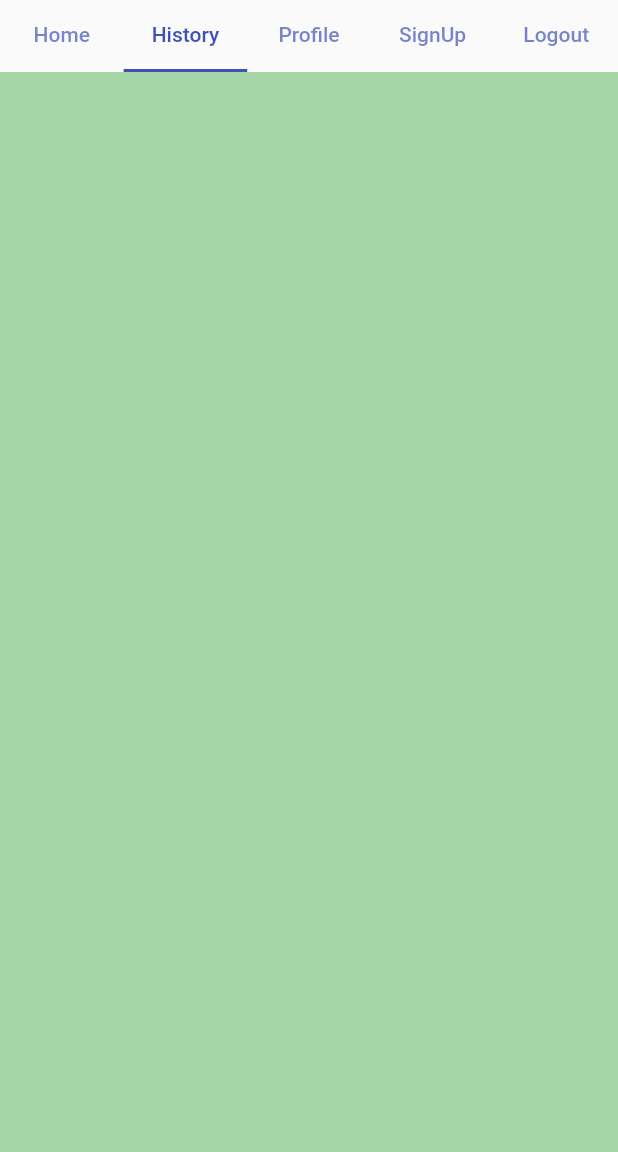
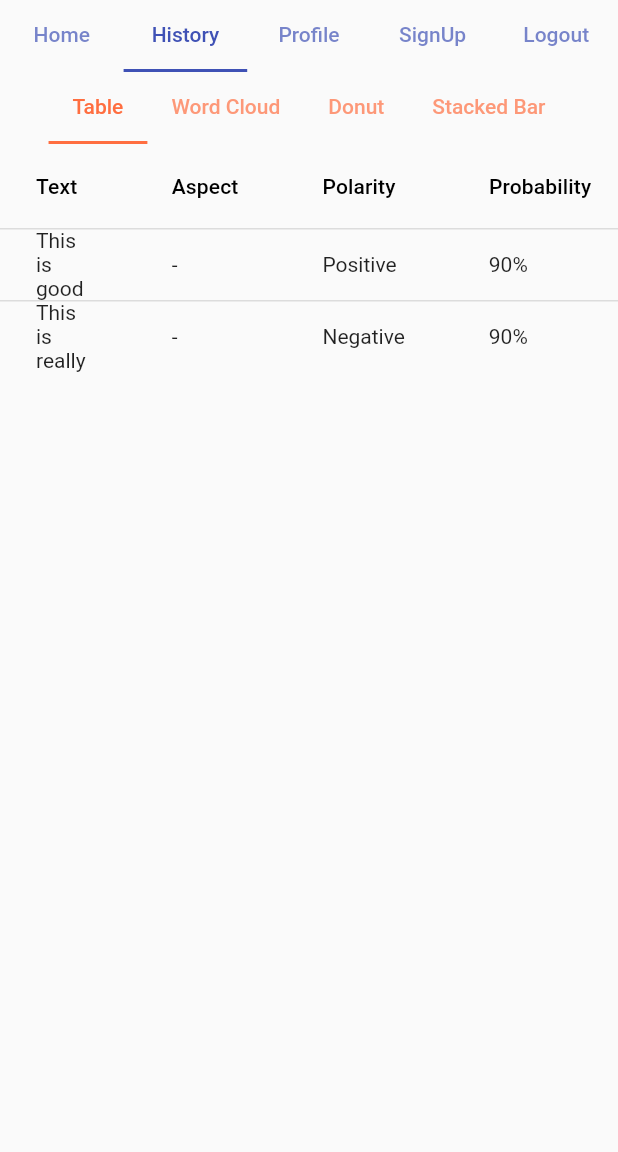
Before and after one commit to KhornSokheng/customer-feedback-analysis, a Flutter app: the screen it shows after launch, tab 2 chosen, on a phone screen of 412 x 824 dp, the part 84-1236 px from its top. Run offline on Flutter 3.47's test engine with Material 2 defaults, Android fonts, the phone set to English and light mode, and no system bars.

Commit message:
create result launcher component, add data table

```diff
--- a/lib/pages/history/history.dart
+++ b/lib/pages/history/history.dart
@@ -1,3 +1,4 @@
+import 'package:customer_feedback_analysis/widgets/result_widget/result_launcher.dart';
 import 'package:flutter/material.dart';
 
 class History extends StatefulWidget {
@@ -10,8 +11,6 @@ class History extends StatefulWidget {
 class _HistoryState extends State<History> {
   @override
   Widget build(BuildContext context) {
-    return Container(
-      color: Colors.green[200]
-    );
+    return ResultLauncher();
   }
 }
--- /dev/null
+++ b/lib/widgets/result_widget/donut.dart
@@ -0,0 +1,15 @@
+import 'package:flutter/cupertino.dart';
+
+class Donut extends StatefulWidget {
+  const Donut({Key? key}) : super(key: key);
+
+  @override
+  State<Donut> createState() => _DonutState();
+}
+
+class _DonutState extends State<Donut> {
+  @override
+  Widget build(BuildContext context) {
+    return Container();
+  }
+}
--- /dev/null
+++ b/lib/widgets/result_widget/result_launcher.dart
@@ -0,0 +1,78 @@
+import 'package:customer_feedback_analysis/widgets/result_widget/donut.dart';
+import 'package:customer_feedback_analysis/widgets/result_widget/stacked_bar.dart';
+import 'package:customer_feedback_analysis/widgets/result_widget/table.dart';
+import 'package:customer_feedback_analysis/widgets/result_widget/word_cloud.dart';
+import 'package:flutter/material.dart';
+
+class ResultLauncher extends StatefulWidget {
+  const ResultLauncher({Key? key}) : super(key: key);
+
+  @override
+  State<ResultLauncher> createState() => _ResultLauncherState();
+}
+
+class _ResultLauncherState extends State<ResultLauncher> with SingleTickerProviderStateMixin
+{
+
+  late TabController controller;
+
+  @override
+  void initState() {
+
+    super.initState();
+    controller = TabController(length: 4, vsync: this);
+    controller.addListener(() {
+      setState(() {});
+    });
+  }
+
+  @override
+  void dispose() {
+    super.dispose();
+
+    controller.dispose();
+  }
+
+  @override
+  Widget build(BuildContext context) {
+
+    var screenSize = MediaQuery.of(context).size;
+
+    return Container(
+      // color: Colors.amberAccent,
+      height: screenSize.height*1.5,
+      width: screenSize.width,
+      child: Column(
+        children: [
+          TabBar(
+            labelColor: Colors.deepOrangeAccent,
+            indicatorColor: Colors.deepOrangeAccent,
+            // automaticIndicatorColorAdjustment: true,
+            // indicatorWeight: 3,
+            isScrollable: true,
+            controller: controller,
+            tabs: [
+              Tab(text: 'Table',),
+              Tab(text: 'Word Cloud',),
+              Tab(text: 'Donut',),
+              Tab(text: 'Stacked Bar',),
+            ],
+
+          ),
+          Expanded(
+            child: TabBarView(
+              controller: controller,
+              children: [
+                TableResult(),
+                WordCloud(),
+                Donut(),
+                StackedBar()
+              ],
+
+            ),
+          )
+        ],
+      ),
+    );
+  }
+}
--- /dev/null
+++ b/lib/widgets/result_widget/table.dart
@@ -0,0 +1,47 @@
+import 'package:flutter/material.dart';
+
+class TableResult extends StatefulWidget {
+  const TableResult({Key? key}) : super(key: key);
+
+  @override
+  State<TableResult> createState() => _TableResultState();
+}
+
+class _TableResultState extends State<TableResult> {
+  @override
+  Widget build(BuildContext context) {
+    return SingleChildScrollView(
+      child: DataTable(
+          columns: const [
+            // DataColumn(label: Text('No.')),
+            DataColumn(label: Text('Text')),
+            DataColumn(label: Text('Aspect')),
+            DataColumn(label: Text('Polarity')),
+            DataColumn(label: Text('Probability')),
+          ],
+          rows: const [
+            DataRow(
+                cells: [
+                  // DataCell(Text('1')),
+                  DataCell(Text('This is good')),
+                  DataCell(Text('-')),
+                  DataCell(Text('Positive')),
+                  DataCell(Text('90%')),
+
+                ]
+            ),
+            DataRow(
+                cells: [
+                  // DataCell(Text('2')),
+                  DataCell(Text('This is really really bad...')),
+                  DataCell(Text('-')),
+                  DataCell(Text('Negative')),
+                  DataCell(Text('90%')),
+
+                ]
+            )
+
+          ]),
+    );
+  }
+}
```
Also changed, not shown: lib/pages/home/home.dart (+14 -7 lines), lib/widgets/result_widget/stacked_bar.dart (added, +15 -0 lines), lib/widgets/result_widget/word_cloud.dart (added, +15 -0 lines).
